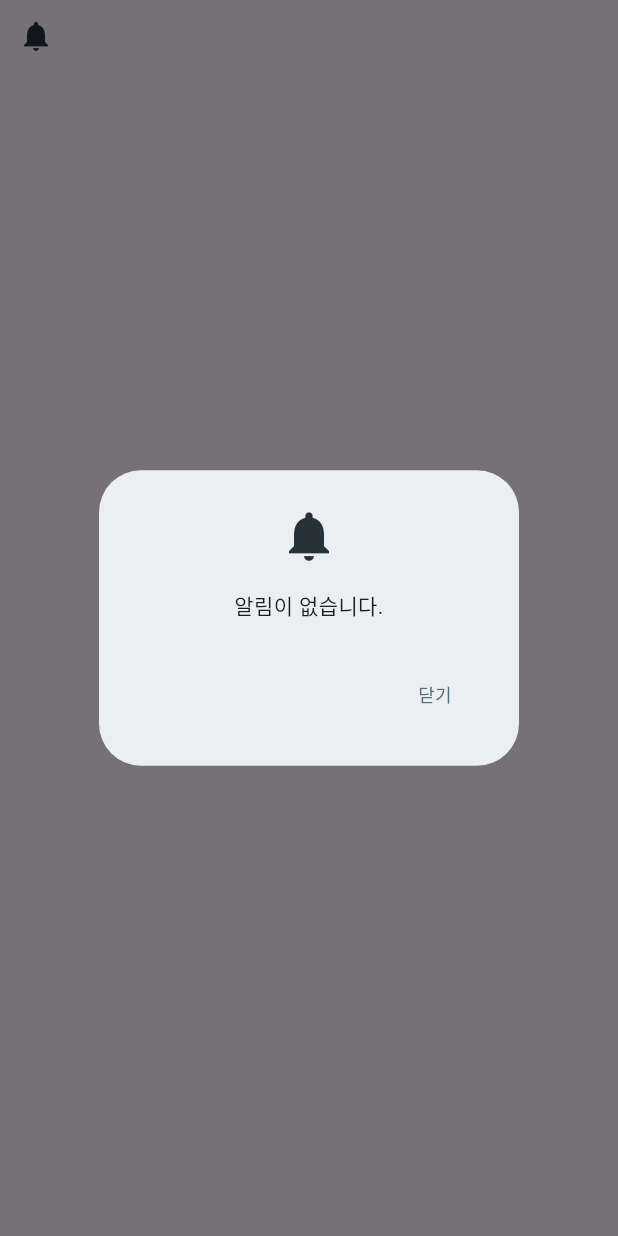
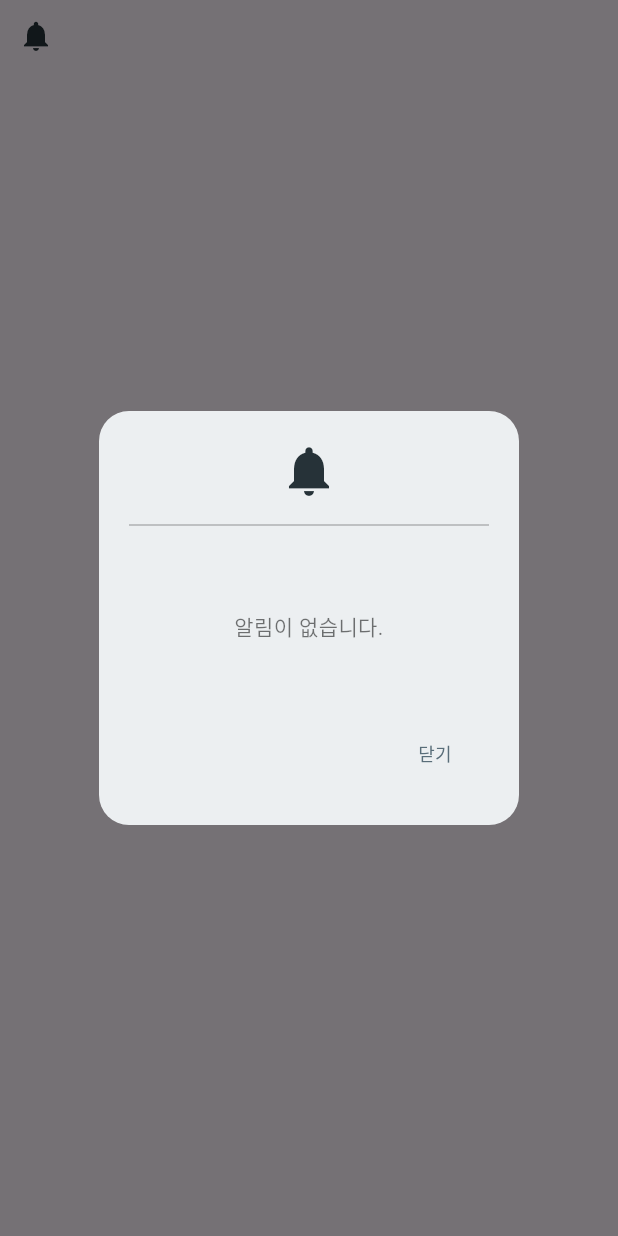
Before and after one commit to Capstone-200OK/frontend, a Flutter app: the NotificationButton widget shown alone on an empty page, opened directly, after a tap on the "notifications" icon, on a phone screen of 412 x 824 dp. Run offline on Flutter 3.47's test engine with Material 3 defaults, Android fonts, the phone set to English and light mode, and no system bars; our stand-ins replace flutter_dotenv; missing offline and left inert: dart:html, desktop_drop, syncfusion_flutter_pdfviewer, webview_windows; network calls fail; Roboto replaces fonts that are missing (APPLESDGOTHICNEOR).

Commit message:
디자인 수정정

```diff
--- a/lib/api/file_reservation_service.dart
+++ b/lib/api/file_reservation_service.dart
@@ -12,6 +12,8 @@ class FileReservationService {
     required String criteria, // 예: TYPE, TITLE, DATE, CONTENT
     required String interval, // 예: DAILY, WEEKLY, MONTHLY
     required DateTime nextExecuted,
+    required bool keepFolder,
+    required bool keepFileName,
   }) async {
     final baseUrl = dotenv.get('BaseUrl');
     final url = Uri.parse('$baseUrl/scheduledTask/add');
@@ -23,6 +25,8 @@ class FileReservationService {
       "criteria": criteria,
       "interval": interval,
       "nextExecuted": nextExecuted.toIso8601String(),
+      "isMaintain": keepFolder,
+      "fileNameChange": keepFileName,
     });
 
     try {
@@ -53,6 +57,8 @@ class FileReservationService {
     required String criteria,
     required String interval,
     required DateTime nextExecuted,
+    required bool keepFolder,
+    required bool keepFileName,
   }) async {
     final baseUrl = dotenv.get("BaseUrl");
     final url = Uri.parse('$baseUrl/scheduledTask/modify/$taskId');
--- a/lib/components/notification_button.dart
+++ b/lib/components/notification_button.dart
@@ -19,25 +19,57 @@ class NotificationButton extends StatelessWidget {
                   builder: (_) => StatefulBuilder(
                     builder: (context, setState) {
                       return AlertDialog(
-                  backgroundColor: Color(0xFFECEFF1),
-                         icon: const Icon(Icons.notifications, color: Color(0xff263238), size: 40,),
+                        backgroundColor: const Color(0xFFECEFF1),
+                        shape: RoundedRectangleBorder(borderRadius: BorderRadius.circular(20)),
+                        titlePadding: const EdgeInsets.fromLTRB(20, 20, 20, 0),
+                        contentPadding: const EdgeInsets.fromLTRB(20, 10, 20, 10),
+                        title: Column(
+                          children: [
+                            const Icon(Icons.notifications, color: Color(0xff263238), size: 40),
+                            const SizedBox(height: 8),
+                            const Divider(thickness: 1, color: Colors.black26),
+                          ],
+                        ),
                         content: provider.notifications.isEmpty
-                            ? const Text('알림이 없습니다.',textAlign: TextAlign.center, style: TextStyle(fontFamily: 'APPLESDGOTHICNEOR', fontSize: 14),)
+                            ? const SizedBox(
+                                height: 100,
+                                child: Center(
+                                  child: Text('알림이 없습니다.',
+                                      textAlign: TextAlign.center,
+                                      style: TextStyle(
+                                          fontFamily: 'APPLESDGOTHICNEOR',
+                                          fontSize: 14,
+                                          color: Colors.black54)),
+                                ),
+                              )
                             : SizedBox(
                                 width: double.maxFinite,
                                 child: ListView.builder(
                                   shrinkWrap: true,
                                   itemCount: provider.notifications.length,
                                   itemBuilder: (context, index) {
-                                    return ListTile(
-                                        title: Text(provider.notifications[index]),
+                                    return Column(
+                                      children: [
+                                        ListTile(
+                                          title: Text(
+                                            provider.notifications[index],
+                                            style: TextStyle(
+                                              fontFamily: 'APPLESDGOTHICNEOEB',
+                                              fontSize: 18,
+                                              color: Colors.black,
+                                              ),
+                                          ),
                                           trailing: IconButton(
-                                        icon: const Icon(Icons.delete, size: 20),
+                                            icon: const Icon(Icons.delete, size: 25),
                                             onPressed: () {
                                               provider.removeNotification(index);
-                                            setState(() {}); // ✅ 팝업 내부 갱신
+                                              setState(() {});
                                             },
                                           ),
+                                        ),
+                                        const SizedBox(height: 13,),
+                                        const Divider(height: 1, thickness: 0.5),
+                                      ],
                                     );
                                   },
                                 ),
@@ -48,7 +80,11 @@ class NotificationButton extends StatelessWidget {
                               provider.markAllAsRead();
                               Navigator.pop(context);
                             },
-                            child: const Text('닫기', style: TextStyle(fontSize: 12, fontFamily: 'APPLESDGOTHICNEOR', color: Color(0xFF596D79)),),
+                            child: const Text('닫기',
+                                style: TextStyle(
+                                    fontSize: 12,
+                                    fontFamily: 'APPLESDGOTHICNEOR',
+                                    color: Color(0xFF596D79))),
                           )
                         ],
                       );
```
Also changed, not shown: lib/screens/file_reservation_screen.dart (+33 -17 lines). Lines whose indentation alone changed are shown as unchanged.
